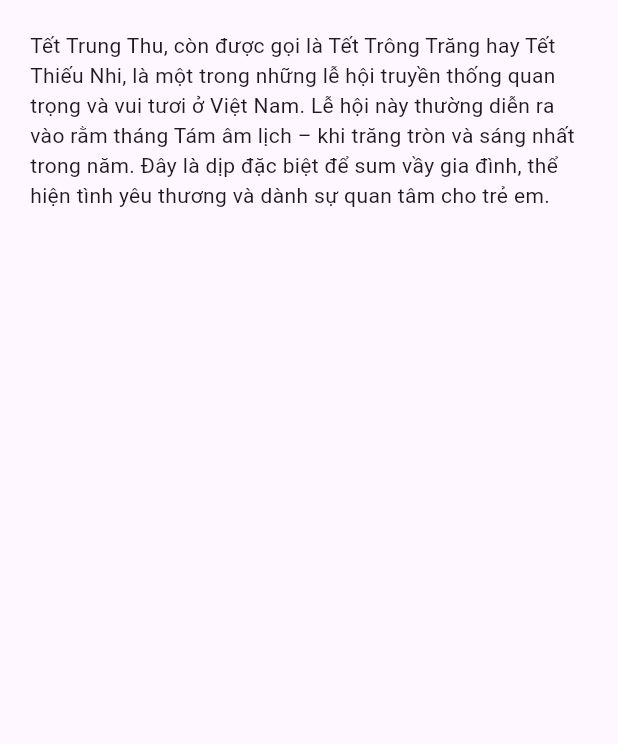
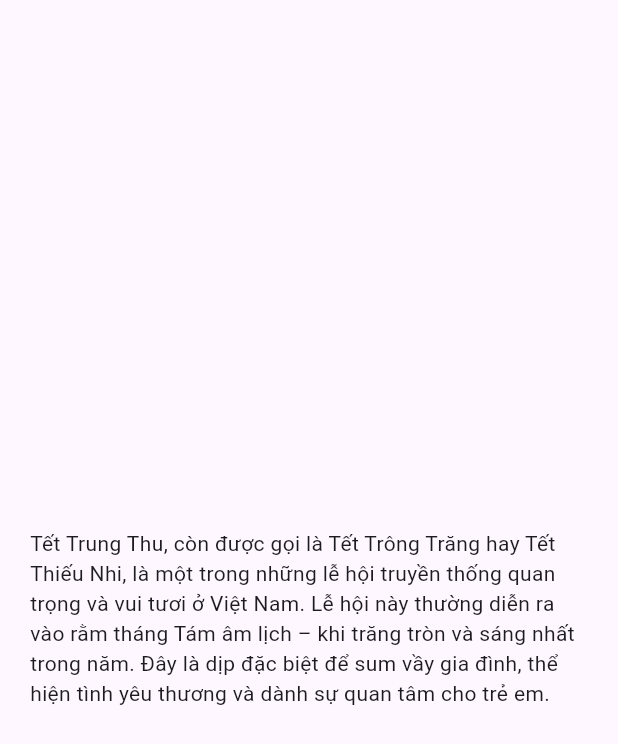
Before and after one commit to bug2666/app, a Flutter app: what block4() shows on an empty page, opened directly, on a phone screen of 412 x 824 dp. Shown: the top 744 px of the screen. Run offline on Flutter 3.47's test engine with Material 3 defaults, Android fonts, the light colour scheme and no system bars; network calls fail.

Commit message:
xong bài 1

```diff
--- a/flutter_application_1/lib/my_place.dart
+++ b/flutter_application_1/lib/my_place.dart
@@ -49,14 +49,17 @@ Widget block22(){
           ),
           Row(
             children: [
-              Text(desc,style: TextStyle(fontSize: 15), softWrap: true,overflow: TextOverflow.ellipsis, ),
+              Flexible(
+                child: Text(desc,style: TextStyle(fontSize: 15), softWrap: true,overflow: TextOverflow.ellipsis,),
+              ),
             ],
           )
         ],
       ),
     ),
-  ); // là 1 dấu x
+  );
 }
+
 
 Widget block23(){
   return Padding(
@@ -131,8 +134,10 @@ Widget block33(){
 // lá chỉ hiển thị nội dunng còn nó nằm ở đâu thì cành nó quyết định
 Widget block4(){
   var data = "Tết Trung Thu, còn được gọi là Tết Trông Trăng hay Tết Thiếu Nhi, là một trong những lễ hội truyền thống quan trọng và vui tươi ở Việt Nam. Lễ hội này thường diễn ra vào rằm tháng Tám âm lịch – khi trăng tròn và sáng nhất trong năm. Đây là dịp đặc biệt để sum vầy gia đình, thể hiện tình yêu thương và dành sự quan tâm cho trẻ em.";
-  return Padding( // chuột trái chọn refactor -> extract widget
-    padding: const EdgeInsets.all(20.0),
-    child: Text(data),
+  return Center(
+    child: Padding( // chuột trái chọn refactor -> extract widget
+      padding: const EdgeInsets.all(20.0),
+      child: Text(data),
+    ),
   ); // là 1 dấu x
 }
```
